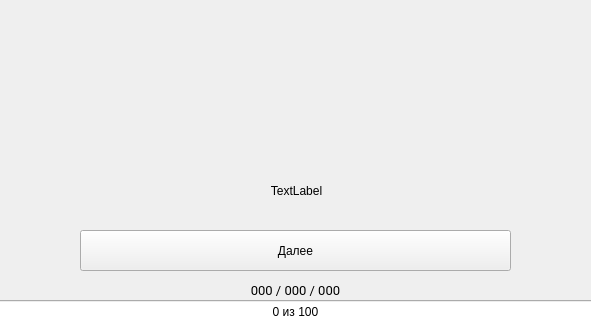
Old version of the form ui/Training.ui in the repository VovaOneReal/OrthoepicTrainer; both pictures show x 100 to 691 and y 150 to 470 of the 790 by 470 pixel window.
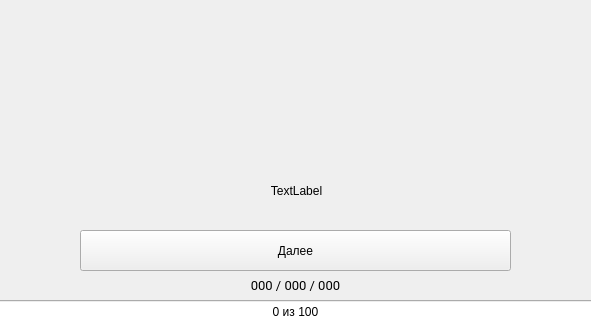
New version of the form. Icons and pictures are not drawn.

Commit message:
New pptions in the settings, a label with stats.
- Added requirements.txt.
- Slightly changed settings window appearance.
- Added a label with stats while in the training-mode.
- Saving, updating, and extracting new settings' options.
- The "Reset progress..." option is working now.

```diff
--- a/ui/Training.ui
+++ b/ui/Training.ui
@@ -207,7 +207,7 @@
    <property name="geometry">
     <rect>
      <x>180</x>
-     <y>430</y>
+     <y>425</y>
      <width>431</width>
      <height>20</height>
     </rect>
```
The commit also changes 6 other files.
